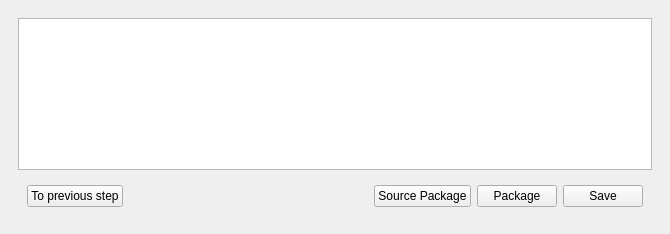
Above: src/mainwindow.ui from slopjong/eclipse-artifacts before the change. Below: the same form after it.
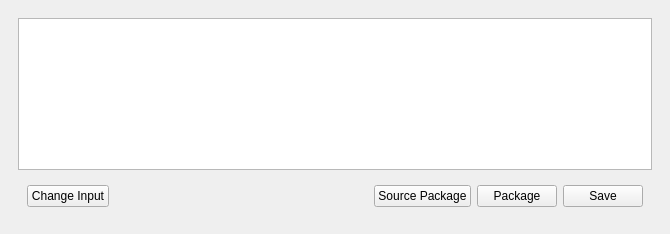
That is the form after the change. The open tabs and pages were chosen to show the change. Icons and pictures are not drawn.

Commit message: Bugfixes: typo. Button label changed.

```diff
--- a/src/mainwindow.ui
+++ b/src/mainwindow.ui
@@ -313,7 +313,7 @@
            <item>
             <widget class="QPushButton" name="inputMaskButton">
              <property name="text">
-              <string>To previous step</string>
+              <string>Change Input</string>
              </property>
             </widget>
            </item>
```
The commit also changes 2 other files.
